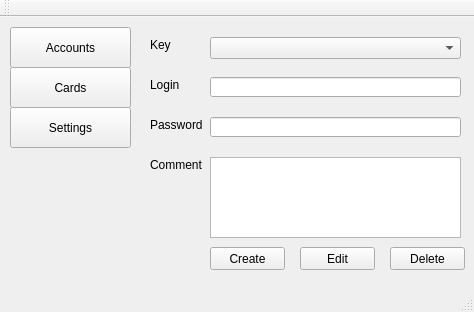
This is QtProject/mainwindow.ui in 777AvEnGeR777/project as Qt 5 draws it before an edit. The edited form follows.
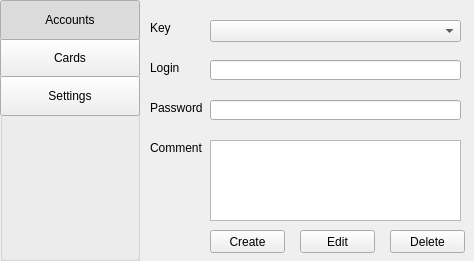
This is the edited form.

```diff
--- a/QtProject/mainwindow.ui
+++ b/QtProject/mainwindow.ui
@@ -7,52 +7,13 @@
     <x>0</x>
     <y>0</y>
     <width>474</width>
-    <height>312</height>
+    <height>261</height>
    </rect>
   </property>
   <property name="windowTitle">
    <string>MainWindow</string>
   </property>
   <widget class="QWidget" name="centralWidget">
-   <widget class="QPushButton" name="toggleAccounts">
-    <property name="geometry">
-     <rect>
-      <x>10</x>
-      <y>10</y>
-      <width>121</width>
-      <height>41</height>
-     </rect>
-    </property>
-    <property name="text">
-     <string>Accounts</string>
-    </property>
-   </widget>
-   <widget class="QPushButton" name="toggleCards">
-    <property name="geometry">
-     <rect>
-      <x>10</x>
-      <y>50</y>
-      <width>121</width>
-      <height>41</height>
-     </rect>
-    </property>
-    <property name="text">
-     <string>Cards</string>
-    </property>
-   </widget>
-   <widget class="QPushButton" name="toggleSettings">
-    <property name="geometry">
-     <rect>
-      <x>10</x>
-      <y>90</y>
-      <width>121</width>
-      <height>41</height>
-     </rect>
-    </property>
-    <property name="text">
-     <string>Settings</string>
-    </property>
-   </widget>
    <widget class="QComboBox" name="selectAccount">
     <property name="geometry">
      <rect>
@@ -187,26 +148,89 @@
      <string>Delete</string>
     </property>
    </widget>
+   <widget class="QGroupBox" name="group_controls">
+    <property name="geometry">
+     <rect>
+      <x>0</x>
+      <y>0</y>
+      <width>140</width>
+      <height>261</height>
+     </rect>
+    </property>
+    <property name="title">
+     <string/>
+    </property>
+    <widget class="QPushButton" name="toggleCards">
+     <property name="geometry">
+      <rect>
+       <x>0</x>
+       <y>38</y>
+       <width>140</width>
+       <height>40</height>
+      </rect>
+     </property>
+     <property name="text">
+      <string>Cards</string>
+     </property>
+     <property name="checkable">
+      <bool>true</bool>
+     </property>
+     <property name="checked">
+      <bool>false</bool>
+     </property>
+     <attribute name="buttonGroup">
+      <string notr="true">buttonGroup</string>
+     </attribute>
+    </widget>
+    <widget class="QPushButton" name="toggleAccounts">
+     <property name="geometry">
+      <rect>
+       <x>0</x>
+       <y>0</y>
+       <width>140</width>
+       <height>40</height>
+      </rect>
+     </property>
+     <property name="styleSheet">
+      <string notr="true"/>
+     </property>
+     <property name="text">
+      <string>Accounts</string>
+     </property>
+     <property name="checkable">
+      <bool>true</bool>
+     </property>
+     <property name="checked">
+      <bool>true</bool>
+     </property>
+     <property name="flat">
+      <bool>false</bool>
+     </property>
+     <attribute name="buttonGroup">
+      <string notr="true">buttonGroup</string>
+     </attribute>
+    </widget>
+    <widget class="QPushButton" name="toggleSettings">
+     <property name="geometry">
+      <rect>
+       <x>0</x>
+       <y>76</y>
+       <width>140</width>
+       <height>40</height>
+      </rect>
+     </property>
+     <property name="text">
+      <string>Settings</string>
+     </property>
+     <property name="checkable">
+      <bool>true</bool>
+     </property>
+     <attribute name="buttonGroup">
+      <string notr="true">buttonGroup</string>
+     </attribute>
+    </widget>
+   </widget>
   </widget>
-  <widget class="QMenuBar" name="menuBar">
-   <property name="geometry">
-    <rect>
-     <x>0</x>
-     <y>0</y>
-     <width>474</width>
-     <height>21</height>
-    </rect>
-   </property>
-  </widget>
-  <widget class="QToolBar" name="mainToolBar">
-   <attribute name="toolBarArea">
-    <enum>TopToolBarArea</enum>
-   </attribute>
-   <attribute name="toolBarBreak">
-    <bool>false</bool>
-   </attribute>
-  </widget>
-  <widget class="QStatusBar" name="statusBar"/>
  </widget>
  <layoutdefault spacing="6" margin="11"/>
  <resources/>
```
Left out of the diff: 5 changed lines with no effect on the pictures.
